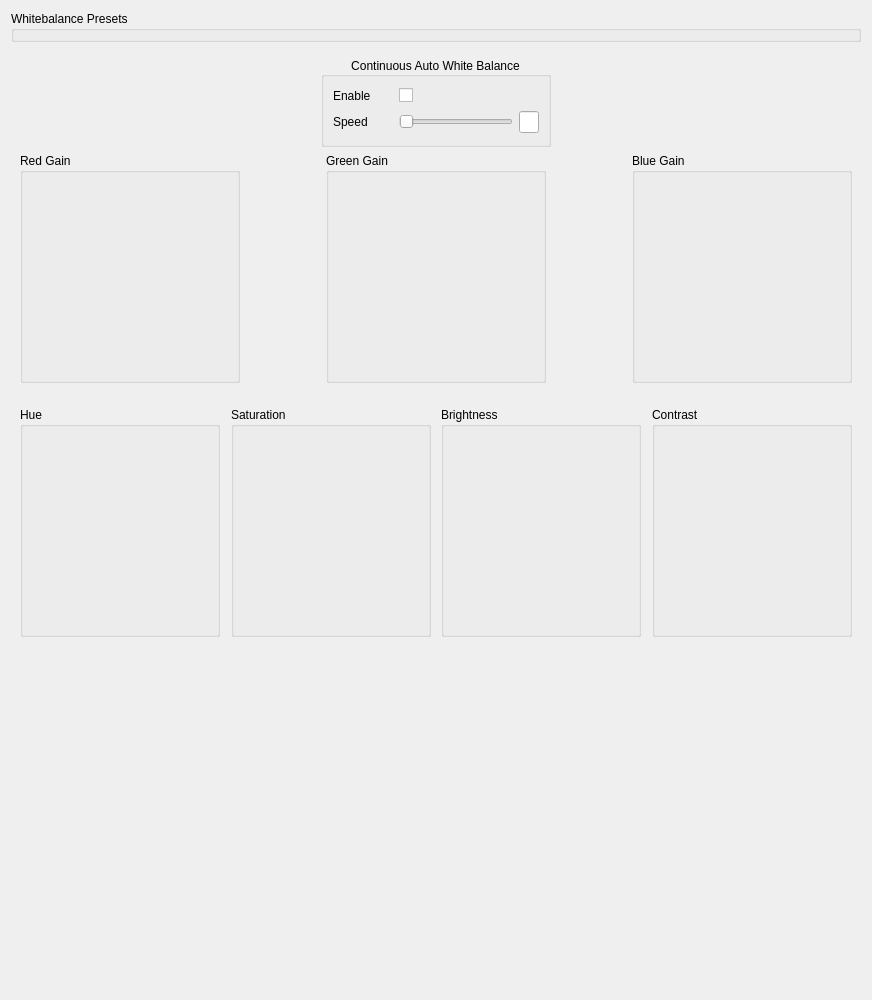
First picture: the form in dct_widgets/wbbox/wbbox.ui, repository KAYA-Instruments/SDI-Control-Point, before the edit.
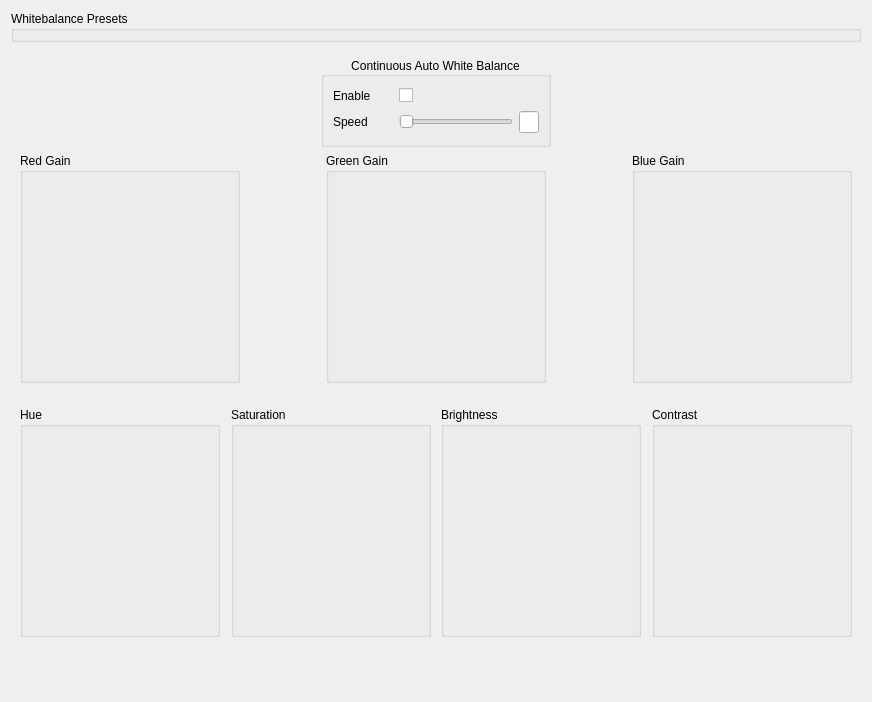
Second picture: the form after the edit. Custom widgets are drawn as their Qt base class.

The edit to the form file:
```diff
--- a/dct_widgets/wbbox/wbbox.ui
+++ b/dct_widgets/wbbox/wbbox.ui
@@ -7,7 +7,7 @@
     <x>0</x>
     <y>0</y>
     <width>872</width>
-    <height>1000</height>
+    <height>702</height>
    </rect>
   </property>
   <property name="windowTitle">
```
